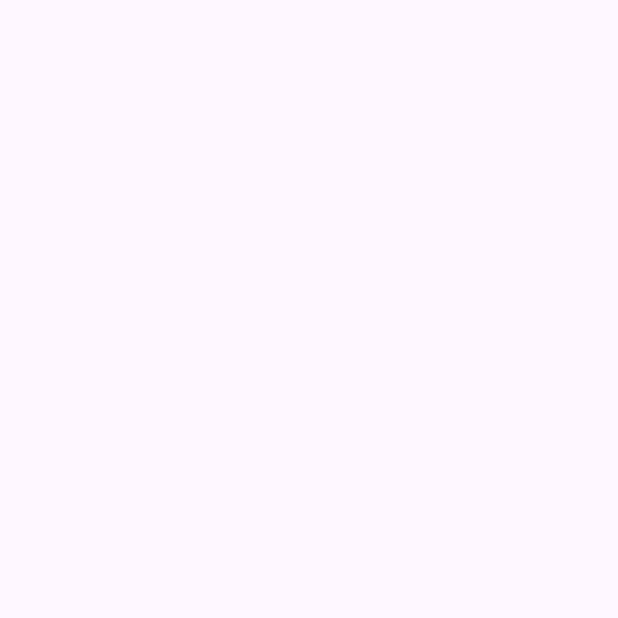
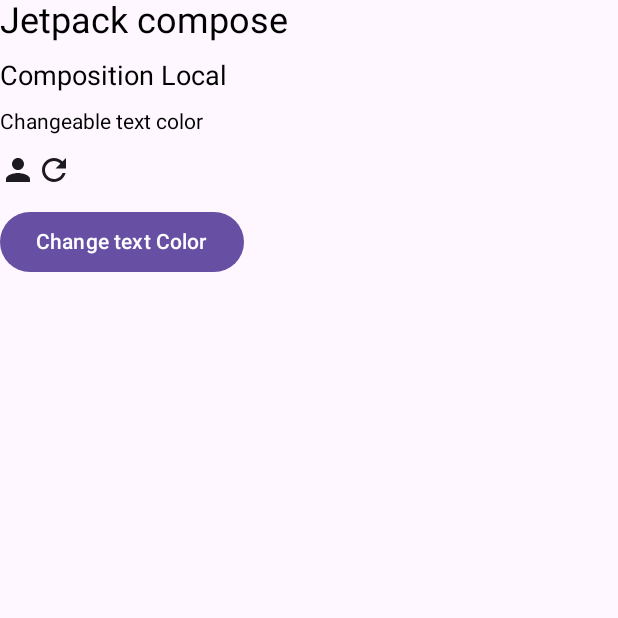
Before and after one commit to nguyenanhky/CompositionLocalJetpackCompose, an Android app built with Jetpack Compose: the screen it shows after launch (MainActivity), on a phone screen of 412 x 824 dp, the top half of it. Before the commit the part shown is empty. Run offline under Robolectric (Android 15) with nearby library versions, the phone set to English and light mode, and no system bars.

```diff
--- a/app/src/main/java/kynv1/fsoft/compositionlocaldemo/MainActivity.kt
+++ b/app/src/main/java/kynv1/fsoft/compositionlocaldemo/MainActivity.kt
@@ -3,17 +3,34 @@ package kynv1.fsoft.compositionlocaldemo
 import android.os.Bundle
 import androidx.activity.ComponentActivity
 import androidx.activity.compose.setContent
+import androidx.compose.foundation.layout.Column
+import androidx.compose.foundation.layout.Row
+import androidx.compose.foundation.layout.Spacer
 import androidx.compose.foundation.layout.fillMaxSize
+import androidx.compose.foundation.layout.height
+import androidx.compose.material.icons.Icons
+import androidx.compose.material.icons.filled.Person
+import androidx.compose.material.icons.filled.Refresh
+import androidx.compose.material3.Button
+import androidx.compose.material3.Icon
 import androidx.compose.material3.MaterialTheme
 import androidx.compose.material3.Surface
 import androidx.compose.material3.Text
 import androidx.compose.runtime.Composable
 import androidx.compose.runtime.CompositionLocalProvider
 import androidx.compose.runtime.compositionLocalOf
+import androidx.compose.runtime.getValue
+import androidx.compose.runtime.mutableStateOf
+import androidx.compose.runtime.remember
+import androidx.compose.runtime.setValue
 import androidx.compose.ui.Modifier
 import androidx.compose.ui.graphics.Color
+import androidx.compose.ui.text.TextStyle
 import androidx.compose.ui.tooling.preview.Preview
+import androidx.compose.ui.unit.dp
+import androidx.compose.ui.unit.sp
 import kynv1.fsoft.compositionlocaldemo.ui.theme.CompositionLocalDemoTheme
+import kotlin.random.Random
 
 class MainActivity : ComponentActivity() {
     /**
@@ -24,7 +41,7 @@ class MainActivity : ComponentActivity() {
     override fun onCreate(savedInstanceState: Bundle?) {
         super.onCreate(savedInstanceState)
         setContent {
-            CompositionLocalProvider( LocalAppColor provides AppColor(bodyTextColor = Color.Black)) {
+            CompositionLocalProvider(LocalAppColor provides AppColor(bodyTextColor = Color.Black)) {
                 Surface(
                     modifier = Modifier.fillMaxSize(),
                     color = MaterialTheme.colorScheme.background
@@ -37,13 +54,73 @@ class MainActivity : ComponentActivity() {
 }
 
 @Composable
-fun MainScreen(){
+fun MainScreen() {
     Logger.lod("MainScreen ....")
+    var bodyTextColor by remember {
+        mutableStateOf(Color.Black)
+    }
+
+    Column {
+        Header(title = "Jetpack compose")
+        Spacer(modifier = Modifier.height(12.dp))
+        Text(
+            text = "Composition Local",
+            style = TextStyle(color = LocalAppColor.current.bodyTextColor),
+            fontSize = 18.sp
+        )
+        Spacer(modifier = Modifier.height(12.dp))
+        Body(content = "Changeable text color", bodyTextColor = bodyTextColor)
+        Spacer(modifier = Modifier.height(12.dp))
+        Button(onClick = { bodyTextColor = getColor() }) {
+            Text(text = "Change text Color")
+        }
+    }
 }
-data class AppColor(val bodyTextColor:Color)
+
+@Composable
+fun Header(title: String) {
+    Logger.lod("Header...")
+    Text(text = title, style = TextStyle(color = Color.Black, fontSize = 24.sp))
+}
+
+@Composable
+fun Body(content: String, bodyTextColor: Color) {
+    Logger.lod("Body...")
+    CompositionLocalProvider(LocalAppColor provides LocalAppColor.current.copy(bodyTextColor = bodyTextColor)) {
+        Column {
+            Text(text = content, style = TextStyle(color = LocalAppColor.current.bodyTextColor))
+            Spacer(modifier = Modifier.height(12.dp))
+            ImageFeature()
+        }
+    }
+}
+
+@Composable
+fun ImageFeature() {
+    Logger.lod("ImageFeature....")
+    Row {
+        Icon(imageVector = Icons.Default.Person, contentDescription = null)
+        Spacer(modifier = Modifier.height(12.dp))
+        Icon(imageVector = Icons.Default.Refresh, contentDescription = null)
+    }
+}
+
+data class AppColor(val bodyTextColor: Color)
 
 val LocalAppColor = compositionLocalOf {
     AppColor(bodyTextColor = Color.Black)
+}
+
+fun getColor(): Color {
+    val listColors = listOf(
+        Color.Blue,
+        Color.Red,
+        Color.Yellow,
+        Color.Magenta,
+        Color.Green
+    )
+    val index = Random.nextInt(0, 4)
+    return listColors[index]
 }
 
 @Preview(showBackground = true)
```
